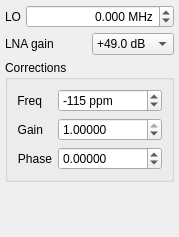
Old version of the form qtgui/dockfcdctl.ui in the repository igutekunst/gqrx.
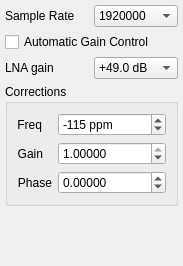
New version of the form.

Commit message: Automatic Gain Control for the OsmoSDR source can now be selected

What changed in the file:
```diff
--- a/qtgui/dockfcdctl.ui
+++ b/qtgui/dockfcdctl.ui
@@ -6,8 +6,8 @@
    <rect>
     <x>0</x>
     <y>0</y>
-    <width>179</width>
-    <height>237</height>
+    <width>183</width>
+    <height>266</height>
    </rect>
   </property>
   <property name="floating">
@@ -27,43 +27,35 @@
     <property name="margin">
      <number>5</number>
     </property>
+    <item>
+     <layout class="QHBoxLayout" name="horizontalLayout_4">
+      <property name="leftMargin">
+       <number>0</number>
+      </property>
+      <item>
+       <widget class="QLabel" name="srLable">
+        <property name="text">
+         <string>Sample Rate</string>
+        </property>
+       </widget>
+      </item>
+      <item>
+       <widget class="QComboBox" name="samplerate">
+        <item>
+         <property name="text">
+          <string>1920000</string>
+         </property>
+        </item>
+       </widget>
+      </item>
+     </layout>
+    </item>
     <item>
      <layout class="QHBoxLayout" name="horizontalLayout_3">
       <item>
-       <widget class="QLabel" name="lnbLabel">
+       <widget class="QCheckBox" name="lnaAutoGain">
         <property name="text">
-         <string>LO</string>
-        </property>
-       </widget>
-      </item>
-      <item>
-       <widget class="QDoubleSpinBox" name="lnbSpinBox">
-        <property name="sizePolicy">
-         <sizepolicy hsizetype="MinimumExpanding" vsizetype="Fixed">
-          <horstretch>0</horstretch>
-          <verstretch>0</verstretch>
-         </sizepolicy>
-        </property>
-        <property name="toolTip">
-         <string>Local oscillator of up or down converter</string>
-        </property>
-        <property name="statusTip">
-         <string/>
-        </property>
-        <property name="alignment">
-         <set>Qt::AlignRight|Qt::AlignTrailing|Qt::AlignVCenter</set>
-        </property>
-        <property name="suffix">
-         <string> MHz</string>
-        </property>
-        <property name="decimals">
-         <number>3</number>
-        </property>
-        <property name="minimum">
-         <double>-2000.000000000000000</double>
-        </property>
-        <property name="maximum">
-         <double>7900.000000000000000</double>
+         <string>Automatic Gain Control</string>
         </property>
        </widget>
       </item>
@@ -80,6 +72,9 @@
       </item>
       <item>
        <widget class="QComboBox" name="lnaComboBox">
+        <property name="enabled">
+         <bool>true</bool>
+        </property>
         <property name="currentIndex">
          <number>0</number>
         </property>
```
Left out of the diff: 2 changed lines with no effect on the pictures. The commit also changes 9 other files.
